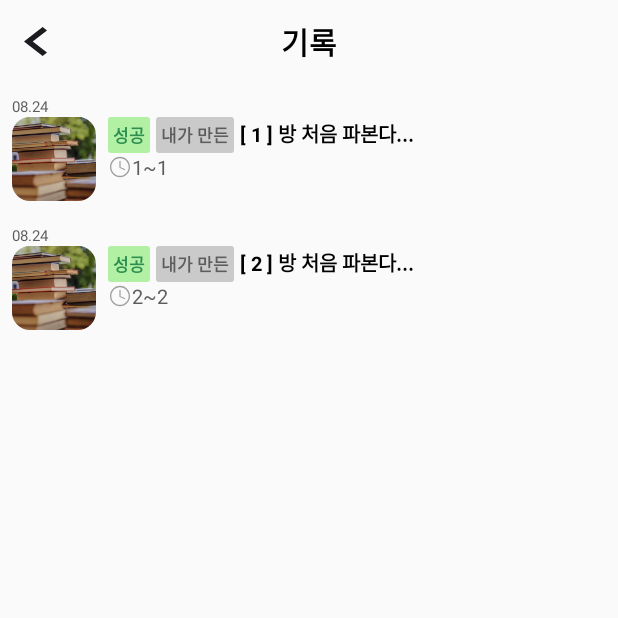
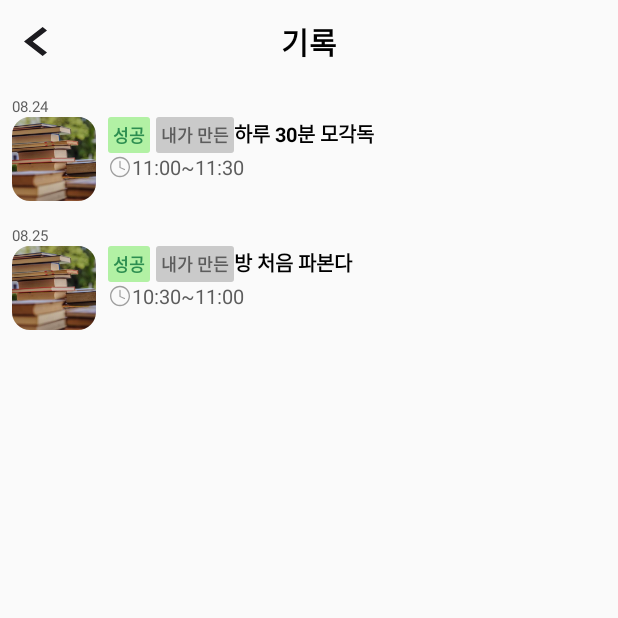
Before and after one commit to kakao-tech-campus-2nd-step3/Team24_Android, an Android app: the MyPageHistoryActivity screen opened directly, with no data from a screen before it, on a phone screen of 412 x 824 dp, the top half of it. Run offline under Robolectric (Android 15) with nearby library versions, the phone set to English and light mode, and no system bars; our stand-ins replace Dagger/Hilt's generated code, data binding; pictures from the network do not load.

Commit message:
feat: Complete MyPage repository, view model, and views
- Implement MyPageRepository for data handling
- Create MyPageViewModel with necessary state and logic
- Develop MyPage-related views (MyPageActivity, MyPageProfileActivity)
- Add data binding for efficient UI updates
- Integrate view model with repository for data flow

```diff
--- a/app/src/main/java/com/example/challengeonairandroid/model/data/Entities.kt
+++ b/app/src/main/java/com/example/challengeonairandroid/model/data/Entities.kt
@@ -4,6 +4,7 @@ data class History(
     val challengeName: String,
     val challengeStartTime: String,
     val challengeEndTime: String,
+    val historyDate: String,
     val isSucceed: Boolean,
     val isHost: Boolean
 )
@@ -38,18 +39,3 @@ data class Participant(
     val userId: Long,
     val challengeId: Long
 )
-
-val dummyHistory = History(
-    challengeName = "아침 조깅 챌린지",
-    challengeStartTime = "2024-09-01T06:00:00",
-    challengeEndTime = "2024-09-01T07:00:00",
-    isSucceed = true,
-    isHost = false
-)
-
-val dummyUserProfile = UserProfile(
-    userNickName = "김미녁",
-    userBody = "건강한 삶을 추구하는 운동 매니아입니다!",
-    imageUrl = "https://example.com/profile.jpg",
-    point = 150
-)
--- a/app/src/main/java/com/example/challengeonairandroid/view/mypage/HistoryAdapter.kt
+++ b/app/src/main/java/com/example/challengeonairandroid/view/mypage/HistoryAdapter.kt
@@ -7,7 +7,6 @@ import android.widget.ImageView
 import android.widget.TextView
 import androidx.recyclerview.widget.RecyclerView
 import com.example.challengeonairandroid.R
-import com.example.challengeonairandroid.model.data.Challenge
 import com.example.challengeonairandroid.model.data.History
 
 class HistoryAdapter(
@@ -23,7 +22,7 @@ class HistoryAdapter(
         val history = historyList[position]
 
         // 날짜 설정
-        holder.tvDate.text = "08.24"
+        holder.tvDate.text = history.historyDate
         // 챌린지 이미지 설정 (Glide/Picasso 등을 사용할 수 있습니다)
         holder.ivChallengeCover.setImageResource(R.drawable.sample_history_cover) // 실제 이미지 로드 필요
 
@@ -56,7 +55,6 @@ class HistoryAdapter(
         val tvFail: TextView = itemView.findViewById(R.id.tvFail)
         val tvMade: TextView = itemView.findViewById(R.id.tvMade)
         val tvTitle: TextView = itemView.findViewById(R.id.tvTitle)
-        val tvDescription: TextView = itemView.findViewById(R.id.tvDescription)
         val tvStartTime: TextView = itemView.findViewById(R.id.tvStartTime)
         val tvEndTime: TextView = itemView.findViewById(R.id.tvEndTime)
     }
--- a/app/src/main/java/com/example/challengeonairandroid/view/mypage/MyPageHistoryActivity.kt
+++ b/app/src/main/java/com/example/challengeonairandroid/view/mypage/MyPageHistoryActivity.kt
@@ -2,50 +2,43 @@ package com.example.challengeonairandroid.view.mypage
 
 import android.content.Intent
 import android.os.Bundle
-import android.widget.ImageButton
+import androidx.activity.viewModels
 import androidx.appcompat.app.AppCompatActivity
+import androidx.databinding.DataBindingUtil
 import androidx.recyclerview.widget.LinearLayoutManager
-import androidx.recyclerview.widget.RecyclerView
 import com.example.challengeonairandroid.R
-import com.example.challengeonairandroid.model.data.Challenge
+import com.example.challengeonairandroid.databinding.ActivityMyPageHistoryBinding
 import com.example.challengeonairandroid.model.data.History
-import com.example.challengeonairandroid.view.mypage.HistoryAdapter
+import com.example.challengeonairandroid.viewmodel.MyPageViewModel
 import dagger.hilt.android.AndroidEntryPoint
 
 @AndroidEntryPoint
 class MyPageHistoryActivity : AppCompatActivity() {
+    private val myPageViewModel: MyPageViewModel by viewModels()
+    private lateinit var historyAdapter: HistoryAdapter
+
     override fun onCreate(savedInstanceState: Bundle?) {
         super.onCreate(savedInstanceState)
-        setContentView(R.layout.activity_my_page_history)
 
-        val rvHistory = findViewById<RecyclerView>(R.id.rvHistory)
+        val myPageHistoryBinding: ActivityMyPageHistoryBinding = DataBindingUtil.setContentView(this, R.layout.activity_my_page_history)
+        myPageHistoryBinding.myPageHistoryData = myPageViewModel
+        myPageHistoryBinding.lifecycleOwner = this
+
+        val rvHistory = myPageHistoryBinding.rvHistory
 
         val dummyHistoryList = listOf(
-            History("1", "1", "1", isSucceed = true, isHost = true),
-            History("2", "2", "2", isSucceed = true, isHost = true)
+            History("하루 30분 모각독", "11:00", "11:30", "08.24", isSucceed = true, isHost = true),
+            History("방 처음 파본다", "10:30", "11:00", "08.25", isSucceed = true, isHost = true)
         )
 
-        val dummyChallengeList = listOf(
-            Challenge(
-                imageUrl = "https://images.pexels.com/photos/20883985/pexels-photo-20883985.jpeg?auto=compress&cs=tinysrgb&w=1260&h=750&dpr=2",
-                challengeName = "독서 챌린지 방 처음 파본다...",
-                hostId = 1
-            ),
-            Challenge(
-                imageUrl = "https://images.pexels.com/photos/20883985/pexels-photo-20883985.jpeg?auto=compress&cs=tinysrgb&w=1260&h=750&dpr=2",
-                challengeName = "독서 챌린지 방 처음 파본다...",
-                hostId = 1
-            )
-        )
-
-        val btnBack = findViewById<ImageButton>(R.id.btnBack)
+        val btnBack = myPageHistoryBinding.btnBack
         btnBack.setOnClickListener {
             val intent = Intent(this, MyPageActivity::class.java)
             startActivity(intent)
             finish()
         }
 
-        val historyAdapter = HistoryAdapter(dummyHistoryList)
+        historyAdapter = HistoryAdapter(dummyHistoryList)
         rvHistory.layoutManager = LinearLayoutManager(this)
         rvHistory.adapter = historyAdapter
     }
--- a/app/src/main/java/com/example/challengeonairandroid/view/mypage/MyPageProfileActivity.kt
+++ b/app/src/main/java/com/example/challengeonairandroid/view/mypage/MyPageProfileActivity.kt
@@ -2,27 +2,34 @@ package com.example.challengeonairandroid.view.mypage
 
 import android.content.Intent
 import android.os.Bundle
-import android.widget.ImageButton
-import androidx.activity.enableEdgeToEdge
+import androidx.activity.viewModels
 import androidx.appcompat.app.AppCompatActivity
 import androidx.core.view.ViewCompat
 import androidx.core.view.WindowInsetsCompat
+import androidx.databinding.DataBindingUtil
 import com.example.challengeonairandroid.R
+import com.example.challengeonairandroid.databinding.ActivityMyPageProfileBinding
+import com.example.challengeonairandroid.viewmodel.MyPageViewModel
+import dagger.hilt.android.AndroidEntryPoint
 
+@AndroidEntryPoint
 class MyPageProfileActivity : AppCompatActivity() {
+    private val myPageViewModel: MyPageViewModel by viewModels()
     override fun onCreate(savedInstanceState: Bundle?) {
         super.onCreate(savedInstanceState)
-        enableEdgeToEdge()
-        setContentView(R.layout.activity_my_page_profile)
 
-        val btnBack = findViewById<ImageButton>(R.id.btnBack)
+        val myPageProfileBinding: ActivityMyPageProfileBinding = DataBindingUtil.setContentView(this, R.layout.activity_my_page_profile)
+        myPageProfileBinding.myPageProfileData = myPageViewModel
+        myPageProfileBinding.lifecycleOwner = this
+
+        val btnBack = myPageProfileBinding.btnBack
         btnBack.setOnClickListener {
             val intent = Intent(this, MyPageActivity::class.java)
             startActivity(intent)
             finish()
         }
 
-        ViewCompat.setOnApplyWindowInsetsListener(findViewById(R.id.main)) { v, insets ->
+        ViewCompat.setOnApplyWindowInsetsListener(myPageProfileBinding.main) { v, insets ->
             val systemBars = insets.getInsets(WindowInsetsCompat.Type.systemBars())
             v.setPadding(systemBars.left, systemBars.top, systemBars.right, systemBars.bottom)
             insets
--- a/app/src/main/java/com/example/challengeonairandroid/viewmodel/MyPageViewModel.kt
+++ b/app/src/main/java/com/example/challengeonairandroid/viewmodel/MyPageViewModel.kt
@@ -1,6 +1,7 @@
 package com.example.challengeonairandroid.viewmodel
 
 import android.util.Log
+import android.view.View
 import androidx.lifecycle.ViewModel
 import androidx.lifecycle.viewModelScope
 import com.example.challengeonairandroid.model.api.response.ChallengeResponse
@@ -158,6 +159,15 @@ class MyPageViewModel @Inject constructor(
     private val _myCreatedChallengeNum = MutableStateFlow<Int>(0)
     val myCreatedChallengeNum: StateFlow<Int> = _myCreatedChallengeNum.asStateFlow()
 
+    private val _successMarked = MutableStateFlow<Int>(View.VISIBLE)
+    val successMarked: StateFlow<Int> = _successMarked.asStateFlow()
+
+    private val _failMarked = MutableStateFlow<Int>(View.VISIBLE)
+    val failMarked: StateFlow<Int> = _failMarked.asStateFlow()
+
+    private val _myCreatedMarked = MutableStateFlow<Int>(View.VISIBLE)
+    val myCreatedMarked: StateFlow<Int> = _myCreatedMarked.asStateFlow()
+
     init {
         loadAllHistories()
         loadUserData()
@@ -181,6 +191,7 @@ class MyPageViewModel @Inject constructor(
                 challengeName = historyResponse.challenge.challengeName,
                 challengeStartTime = historyResponse.challenge.startTime,
                 challengeEndTime = historyResponse.challenge.endTime,
+                historyDate = historyResponse.challenge.challengeDate,
                 isSucceed = historyResponse.isSucceed,
                 isHost = historyResponse.isHost
             )
@@ -191,6 +202,24 @@ class MyPageViewModel @Inject constructor(
         _tryChallengeNum.value = tryCount
         val myCreateCount = histories.count { it.isHost }
         _myCreatedChallengeNum.value = myCreateCount
+        val hostFlag = histories[0].isHost
+        if (hostFlag) {
+            _myCreatedMarked.value = View.VISIBLE
+        }
+        else {
+            _myCreatedMarked.value = View.GONE
+        }
+        val successFlag = histories[0].isSucceed
+        if (successFlag) {
+            _successMarked.value = View.VISIBLE
+            _failMarked.value = View.GONE
+        }
+        else {
+            _successMarked.value = View.GONE
+            _failMarked.value = View.VISIBLE
+        }
+
+
     }
 
     private fun loadUserData() {
--- a/app/src/main/res/layout/activity_my_page_history.xml
+++ b/app/src/main/res/layout/activity_my_page_history.xml
@@ -1,8 +1,17 @@
 <?xml version="1.0" encoding="utf-8"?>
-<androidx.constraintlayout.widget.ConstraintLayout
+<layout
     xmlns:android="http://schemas.android.com/apk/res/android"
     xmlns:app="http://schemas.android.com/apk/res-auto"
-    xmlns:tools="http://schemas.android.com/tools"
+    xmlns:tools="http://schemas.android.com/tools">
+
+    <data>
+        <variable
+            name="myPageHistoryData"
+            type="com.example.challengeonairandroid.viewmodel.MyPageViewModel" />
+    </data>
+
+
+    <androidx.constraintlayout.widget.ConstraintLayout
         android:id="@+id/main"
         android:layout_width="match_parent"
         android:layout_height="match_parent"
@@ -43,3 +52,5 @@
             tools:listitem="@layout/history_item" />
 
     </androidx.constraintlayout.widget.ConstraintLayout>
+
+</layout>
--- a/app/src/main/res/layout/activity_my_page_profile.xml
+++ b/app/src/main/res/layout/activity_my_page_profile.xml
@@ -1,8 +1,16 @@
 <?xml version="1.0" encoding="utf-8"?>
-<androidx.constraintlayout.widget.ConstraintLayout
+<layout
     xmlns:android="http://schemas.android.com/apk/res/android"
     xmlns:app="http://schemas.android.com/apk/res-auto"
-    xmlns:tools="http://schemas.android.com/tools"
+    xmlns:tools="http://schemas.android.com/tools">
+
+    <data>
+        <variable
+            name="myPageProfileData"
+            type="com.example.challengeonairandroid.viewmodel.MyPageViewModel" />
+    </data>
+
+    <androidx.constraintlayout.widget.ConstraintLayout
         android:id="@+id/main"
         android:layout_width="match_parent"
         android:layout_height="match_parent"
@@ -40,7 +48,7 @@
             android:layout_width="120dp"
             android:layout_height="120dp"
             android:background="@drawable/rounded_profile"
-        android:src="@drawable/sample_user_profile"
+            android:src="@{String.valueOf(myPageProfileData.userProfile.imageUrl)}"
             app:layout_constraintEnd_toEndOf="parent"
             android:scaleType="centerCrop"
             android:clipToOutline="true"
@@ -71,7 +79,8 @@
                 android:layout_height="48dp"
                 android:layout_marginTop="16dp"
                 android:background="@drawable/rounded_profile_name_background"
-            android:text="홍길동"
+                android:hint="홍길동"
+                android:text="@{String.valueOf(myPageProfileData.userProfile.userNickName)}"
                 android:paddingStart="16dp"
                 android:textSize="14sp" />
 
@@ -91,3 +100,4 @@
             app:layout_constraintBottom_toBottomOf="parent" />
 
     </androidx.constraintlayout.widget.ConstraintLayout>
+</layout>
--- a/app/src/main/res/layout/history_item.xml
+++ b/app/src/main/res/layout/history_item.xml
@@ -1,8 +1,16 @@
 <?xml version="1.0" encoding="utf-8"?>
-<androidx.constraintlayout.widget.ConstraintLayout
+<layout
     xmlns:android="http://schemas.android.com/apk/res/android"
     xmlns:tools="http://schemas.android.com/tools"
-    xmlns:app="http://schemas.android.com/apk/res-auto"
+    xmlns:app="http://schemas.android.com/apk/res-auto">
+
+    <data>
+        <variable
+            name="myPageHistoryData"
+            type="com.example.challengeonairandroid.viewmodel.MyPageViewModel" />
+    </data>
+
+    <androidx.constraintlayout.widget.ConstraintLayout
         android:layout_width="match_parent"
         android:layout_height="wrap_content"
         android:padding="8dp">
@@ -49,7 +57,7 @@
                 android:textSize="11sp"
                 android:textStyle="bold"
                 android:layout_marginStart="8dp"
-            android:visibility="visible" />
+                android:visibility="@{myPageHistoryData.successMarked}" />
 
             <TextView
                 android:id="@+id/tvFail"
@@ -63,7 +71,7 @@
                 android:textSize="11sp"
                 android:textStyle="bold"
                 android:layout_marginStart="4dp"
-            android:visibility="gone" />
+                android:visibility="@{myPageHistoryData.failMarked}" />
 
             <TextView
                 android:id="@+id/tvMade"
@@ -77,39 +85,14 @@
                 android:textSize="11sp"
                 android:textStyle="bold"
                 android:layout_marginStart="4dp"
-            android:visibility="visible" />
-
-        <TextView
-            android:layout_width="wrap_content"
-            android:layout_height="wrap_content"
-            android:text="[ "
-            android:textColor="@color/black"
-            android:textSize="13sp"
-            android:layout_marginStart="4dp"
-            android:textStyle="bold" />
+                android:visibility="@{myPageHistoryData.myCreatedMarked}" />
 
             <TextView
                 android:layout_width="wrap_content"
                 android:layout_height="wrap_content"
                 android:id="@+id/tvTitle"
-            android:text="독서 챌린지"
-            android:textColor="@color/black"
-            android:textSize="13sp"
-            android:textStyle="bold" />
-
-        <TextView
-            android:layout_width="wrap_content"
-            android:layout_height="wrap_content"
-            android:text=" ] "
-            android:textColor="@color/black"
-            android:textSize="13sp"
-            android:textStyle="bold" />
-
-        <TextView
-            android:layout_width="wrap_content"
-            android:layout_height="wrap_content"
-            android:id="@+id/tvDescription"
-            android:text="방 처음 파본다..."
+                android:hint="챌린지 이름입니다"
+                android:text="@{String.valueOf(myPageHistoryData.challenges[0].challengeName)}"
                 android:textColor="@color/black"
                 android:textSize="13sp"
                 android:textStyle="bold" />
@@ -135,7 +118,8 @@
                 android:id="@+id/tvStartTime"
                 android:layout_width="wrap_content"
                 android:layout_height="wrap_content"
-            android:text="@string/start_time"
+                android:hint="10:00"
+                android:text="@{String.valueOf(myPageHistoryData.histories[0].challengeStartTime)}"
                 android:layout_gravity="center_vertical"
                 android:textSize="13sp"
                 android:textColor="#5D5D5D" />
@@ -152,7 +136,8 @@
                 android:id="@+id/tvEndTime"
                 android:layout_width="wrap_content"
                 android:layout_height="wrap_content"
-            android:text="@string/end_time"
+                android:hint="11:00"
+                android:text="@{String.valueOf(myPageHistoryData.histories[0].challengeEndTime)}"
                 android:layout_gravity="center_vertical"
                 android:textSize="13sp"
                 android:textColor="#5D5D5D" />
@@ -209,3 +194,4 @@
         -->
 
     </androidx.constraintlayout.widget.ConstraintLayout>
+</layout>
```
Also changed, not shown: 1 other file. Lines whose indentation alone changed are shown as unchanged.
